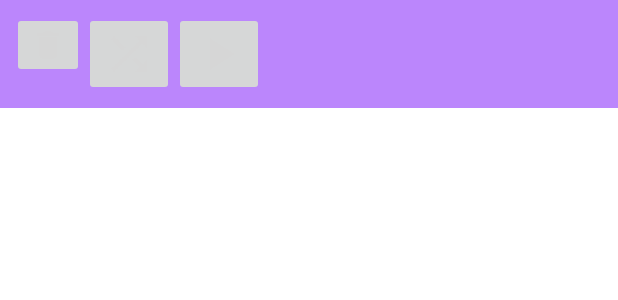
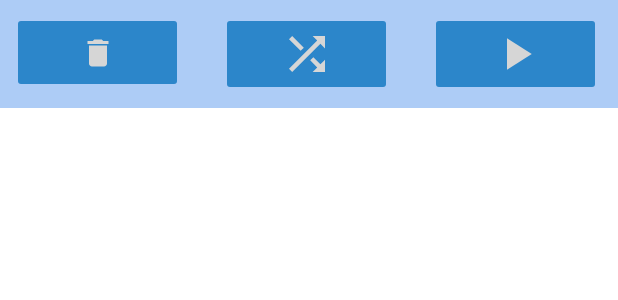
Before and after one commit to Meltingiceman/MP3-player, an Android app: the layout main_bottom_toolbar.xml on its own in the app's theme, with its tools: preview values and no code run, on a phone screen of 412 x 824 dp. Shown: the top 300 px of the screen. Run offline under Robolectric (Android 15) with nearby library versions, the phone set to English and light mode, and no system bars.

Commit message:
-Finished the new main activity UI just need to add functionality to it.

```diff
--- /dev/null
+++ b/app/src/main/res/drawable/select_all_white.xml
@@ -0,0 +1,5 @@
+<vector android:height="24dp" android:tint="#FFFFFF"
+    android:viewportHeight="24" android:viewportWidth="24"
+    android:width="24dp" xmlns:android="http://schemas.android.com/apk/res/android">
+    <path android:fillColor="@android:color/white" android:pathData="M3,5h2L5,3c-1.1,0 -2,0.9 -2,2zM3,13h2v-2L3,11v2zM7,21h2v-2L7,19v2zM3,9h2L5,7L3,7v2zM13,3h-2v2h2L13,3zM19,3v2h2c0,-1.1 -0.9,-2 -2,-2zM5,21v-2L3,19c0,1.1 0.9,2 2,2zM3,17h2v-2L3,15v2zM9,3L7,3v2h2L9,3zM11,21h2v-2h-2v2zM19,13h2v-2h-2v2zM19,21c1.1,0 2,-0.9 2,-2h-2v2zM19,9h2L21,7h-2v2zM19,17h2v-2h-2v2zM15,21h2v-2h-2v2zM15,5h2L17,3h-2v2zM7,17h10L17,7L7,7v10zM9,9h6v6L9,15L9,9z"/>
+</vector>
--- a/app/src/main/res/layout/main_bottom_toolbar.xml
+++ b/app/src/main/res/layout/main_bottom_toolbar.xml
@@ -2,7 +2,7 @@
 <RelativeLayout xmlns:android="http://schemas.android.com/apk/res/android"
     android:layout_width="match_parent"
     android:layout_height="wrap_content"
-    android:background="@color/purple_200">
+    android:background="@color/main_sub_header_color">
 
     <RelativeLayout
         android:layout_width="match_parent"
@@ -11,24 +11,28 @@
 
         <ImageButton
             android:id="@+id/main_trash_btn"
-            android:layout_width="wrap_content"
-            android:layout_height="wrap_content"
-            android:src="@drawable/trash_can"
-            />
+            android:layout_width="114dp"
+            android:layout_height="54dp"
+            android:backgroundTint="@color/main_btn_color"
+            android:src="@drawable/trash_can" />
 
         <ImageButton
             android:id="@+id/main_shuffle_btn"
-            android:layout_width="wrap_content"
+            android:layout_width="114dp"
             android:layout_height="wrap_content"
-            android:src="@drawable/shuffle_icon"
-            android:layout_toRightOf="@id/main_trash_btn"/>
+            android:layout_marginLeft="25dp"
+            android:layout_toRightOf="@id/main_trash_btn"
+            android:backgroundTint="@color/main_btn_color"
+            android:src="@drawable/shuffle_icon" />
 
         <ImageButton
             android:id="@+id/main_play_btn"
-            android:layout_width="wrap_content"
+            android:layout_width="114dp"
             android:layout_height="wrap_content"
-            android:src="@drawable/play_icon"
-            android:layout_toRightOf="@+id/main_shuffle_btn"/>
+            android:layout_marginLeft="25dp"
+            android:layout_toRightOf="@+id/main_shuffle_btn"
+            android:backgroundTint="@color/main_btn_color"
+            android:src="@drawable/play_icon" />
 
     </RelativeLayout>
 
--- a/app/src/main/res/layout/main_toolbar.xml
+++ b/app/src/main/res/layout/main_toolbar.xml
@@ -2,7 +2,7 @@
 <RelativeLayout xmlns:android="http://schemas.android.com/apk/res/android"
     android:layout_width="match_parent"
     android:layout_height="wrap_content"
-    android:background="@android:color/holo_red_light">
+    android:background="@color/main_header_color">
 
     <RelativeLayout
         android:layout_width="match_parent"
@@ -24,7 +24,7 @@
             android:layout_alignParentEnd="true"
             android:layout_marginEnd="5dp"
 
-            android:backgroundTint="@android:color/holo_red_light"
+            android:backgroundTint="@color/main_header_color"
             android:clickable="true"
             android:focusable="false"
             android:onClick="optionOnClick"
--- a/app/src/main/res/values/colors.xml
+++ b/app/src/main/res/values/colors.xml
@@ -7,5 +7,12 @@
     <color name="teal_700">#FF018786</color>
     <color name="black">#FF000000</color>
     <color name="white">#FFFFFFFF</color>
+    <color name="indigo">#1E2762</color>
+    <color name="blue">#418EC6</color>
+    <color name="main_header_color">#00366C</color>
+    <color name="main_sub_header_color">#ADCCF6</color>
+    <color name="main_btn_color">#2C86CA</color>
+    <color name="maroon">#7B2049</color>
+    <color name="buttonColor">#4B88F6</color>
     <color name="edit_plList_color">#FAF43737</color>
 </resources>
```
Also changed, not shown: app/src/main/java/com/example/mp3player/MainActivity.java (+46 -4 lines), app/src/main/res/layout/activity_main.xml (+12 -4 lines), app/src/main/res/layout/main_sub_toolbar.xml (+6 -4 lines), app/src/main/res/layout/playlist_button.xml (+14 -4 lines).
